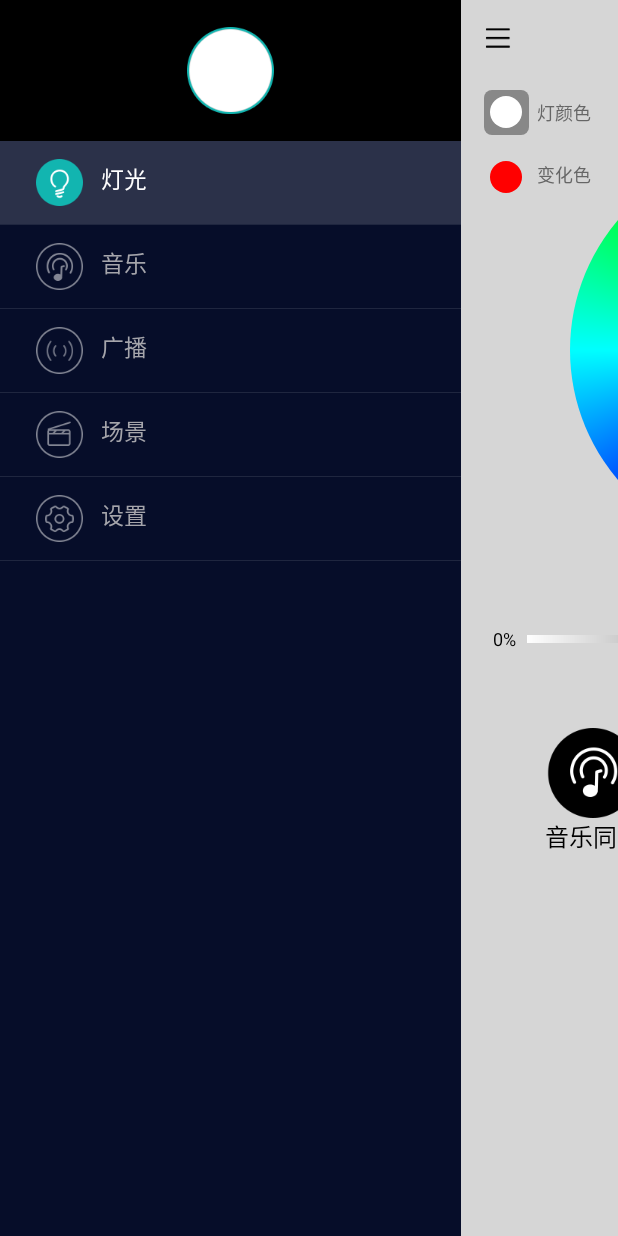
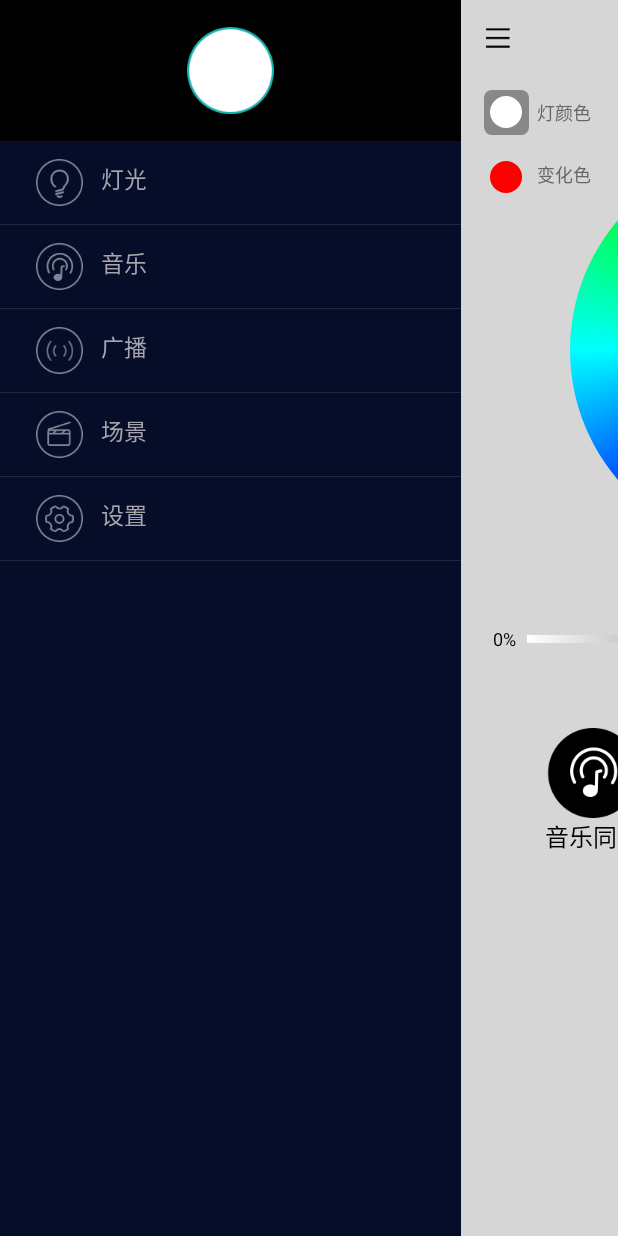
Before and after one commit to yinshijian-kkb/MagicLamp, an Android app: the screen it shows after launch (MyActivity), after a tap on an icon or button, on a phone screen of 412 x 824 dp. Run offline under Robolectric (Android 15) with nearby library versions, the phone set to English and light mode, and no system bars; libraries missing offline, so code that uses them is left out: com.nineoldandroids.animation.

Commit message:
remove the left menu checkable state

```diff
--- a/MagicLamp/src/main/java/tcl/com/magiclamp/MyActivity.java
+++ b/MagicLamp/src/main/java/tcl/com/magiclamp/MyActivity.java
@@ -80,7 +80,7 @@ public class MyActivity extends SlidingFragmentActivity{
                 if (mainFragment == null){
                     mainFragment = new MainFragment();
                 }else{
-                    mainFragment.lampBeanInvalidate();
+//                    mainFragment.lampBeanInvalidate(); TODO: HAVE BUG
                 }
                 _fragment = mainFragment;
                 break;
@@ -123,19 +123,14 @@ public class MyActivity extends SlidingFragmentActivity{
     /**
      * 选中灯光
      */
-    public void performSelectLight(){
+    public void performClickMenu(){
         toggle();
-        /*if (!mSlidingMenu.isMenuShowing()){
-            mainFragment.showLoading();
-        }*/
     }
 
     /**
      * 选中音乐
      */
     public void performChange2Music(){
-        //update left menu
-        mLeftFragment.updateMenuState(1);
         //update content fragment
         replaceContentFragment(1);
     }
--- a/MagicLamp/src/main/java/tcl/com/magiclamp/adapter/MenuHolder.java
+++ b/MagicLamp/src/main/java/tcl/com/magiclamp/adapter/MenuHolder.java
@@ -31,7 +31,7 @@ public class MenuHolder extends BaseHolder<MenuItem> {
 
     @Override
     public void refreshView(MenuItem data) {
-        if (data.isChecked){
+        /*if (data.isChecked){
             view.setBackgroundColor(UIUtils.getColor(R.color.c_2b3149));
             tv_mode.setTextColor(UIUtils.getColor(R.color.white));
             iv_mode.setImageResource(checkedIcons[data.getIndex()]);
@@ -39,7 +39,8 @@ public class MenuHolder extends BaseHolder<MenuItem> {
             view.setBackgroundColor(UIUtils.getColor(R.color.c_060d29));
             tv_mode.setTextColor(UIUtils.getColor(R.color.c_a5a5ab));
             iv_mode.setImageResource(uncheckedIcons[data.getIndex()]);
-        }
+        }*/
+        iv_mode.setImageResource(uncheckedIcons[data.getIndex()]);
         tv_mode.setText(UIUtils.getString(data.getTitle()));
     }
 
--- a/MagicLamp/src/main/java/tcl/com/magiclamp/data/LampColor.java
+++ b/MagicLamp/src/main/java/tcl/com/magiclamp/data/LampColor.java
@@ -27,11 +27,11 @@ public class LampColor {
         return mColor;
     }
 
-    public int getCompoundColorBgSize() {
+    public static int getCompoundColorBgSize() {
         return UIUtils.getDimens(R.dimen.lamp_color_size);
     }
 
-    public int getCheckedCompoundColorBgSize() {
+    public static int getCheckedCompoundColorBgSize() {
         return UIUtils.getDimens(R.dimen.lamp_color_checked_size);
     }
 
@@ -81,6 +81,10 @@ public class LampColor {
         mTargetView = targetView;
     }
 
+    public View getTargetView(){
+        return mTargetView;
+    }
+
     /*public void setBackgroundResource(int resId) {
         if (mTargetView instanceof ImageView) {
             mTargetView.setBackgroundResource(resId);
--- a/MagicLamp/src/main/java/tcl/com/magiclamp/fragment/LeftMenuFragment.java
+++ b/MagicLamp/src/main/java/tcl/com/magiclamp/fragment/LeftMenuFragment.java
@@ -67,7 +67,6 @@ public class LeftMenuFragment extends Fragment {
         lv.setOnItemClickListener(new AdapterView.OnItemClickListener() {
             @Override
             public void onItemClick(AdapterView<?> parent, View view, int position, long id) {
-                updateMenuState(position);
                 mContext.setOnMenuClick(parent, view, position, id);
             }
         });
--- a/MagicLamp/src/main/java/tcl/com/magiclamp/fragment/MainFragment.java
+++ b/MagicLamp/src/main/java/tcl/com/magiclamp/fragment/MainFragment.java
@@ -75,6 +75,10 @@ public class MainFragment extends Fragment implements
     private CheckBox music_arrow, music_play;
     private RelativeLayout music_content;
     /**
+     * 变化色
+     */
+    private View panel_2,panel_3,panel_4,panel_5,panel_6;
+    /**
      * 灯效
      */
     private RadioButton cb_sync_music_mode, blink_mode, candy_light_mode, default_mode;
@@ -98,7 +102,7 @@ public class MainFragment extends Fragment implements
     /**
      * 变化色中当前选中位置
      */
-    private int mCompoundColorPosition = 0;
+    private int mCompoundColorPosition;
     /**
      * 变化色中上一个历史选中位置
      */
@@ -130,7 +134,7 @@ public class MainFragment extends Fragment implements
     /**
      * 变化色是否折叠
      */
-    private boolean mIsExpanded = true;
+    private boolean mIsExpanded;
     /**
      * 是否显示音乐面板
      */
@@ -159,6 +163,10 @@ public class MainFragment extends Fragment implements
      */
     private int colorBgOldSize, colorCheckedBgSize;
 
+    private HashMap<LampMode, TreeSet<Integer>> cancelColorPosMap;
+    private HashMap<LampMode, LampColor> lampColorMap;
+    private HashMap<LampMode, ArrayList<LampColor>> lampCompoundColorMap;
+
     @Override
     public void onAttach(Activity activity) {
         super.onAttach(activity);
@@ -179,13 +187,15 @@ public class MainFragment extends Fragment implements
         for (LampMode mode : lamps.keySet()) {
             lampModes.add(mode);
         }
+        cancelColorPosMap = new HashMap<LampMode, TreeSet<Integer>>();
+        lampColorMap = new HashMap<LampMode, LampColor>();
+        lampCompoundColorMap = new HashMap<LampMode, ArrayList<LampColor>>();
 
-        cancelColorPos = new TreeSet<Integer>();
         view.findViewById(R.id.header).setBackgroundColor(
                 UIUtils.getColor(R.color.info_sreen_bg));
 
         ImageView ivBack = (ImageView) view.findViewById(R.id.iv_header_back);
-        ivBack.setImageResource(R.drawable.menu);
+        ivBack.setImageResource(R.drawable.menu_selector);
         ivBack.setOnClickListener(this);
 
         CheckBox powerView = (CheckBox) view.findViewById(R.id.cb_checker);
@@ -205,15 +215,15 @@ public class MainFragment extends Fragment implements
         colorPickerCover.setOnClickListener(this);
 
         compoundColorContainer = view.findViewById(R.id.rl_panel);
-        View panel_2 = view.findViewById(R.id.panel_2);
+        panel_2 = view.findViewById(R.id.panel_2);
+        panel_3 = view.findViewById(R.id.panel_3);
+        panel_4 = view.findViewById(R.id.panel_4);
+        panel_5 = view.findViewById(R.id.panel_5);
+        panel_6 = view.findViewById(R.id.panel_6);
         panel_2.setOnClickListener(this);
-        View panel_3 = view.findViewById(R.id.panel_3);
         panel_3.setOnClickListener(this);
-        View panel_4 = view.findViewById(R.id.panel_4);
         panel_4.setOnClickListener(this);
-        View panel_5 = view.findViewById(R.id.panel_5);
         panel_5.setOnClickListener(this);
-        View panel_6 = view.findViewById(R.id.panel_6);
         panel_6.setOnClickListener(this);
         panelConfirm = (Button) view.findViewById(R.id.btn_confirm);
         panelConfirm.setOnClickListener(this);
@@ -245,18 +255,9 @@ public class MainFragment extends Fragment implements
         musicContentHeight = UIUtils.getDimens(R.dimen.music_content_height);
         mkeyTime = System.currentTimeMillis();
 
-
-        //init lamp color data
-        mLampColor = new LampColor(iv_lamp_color);
         //measure compound color bg size
-        colorBgOldSize = mLampColor.getCompoundColorBgSize();
-        colorCheckedBgSize = mLampColor.getCheckedCompoundColorBgSize();
-        mCompundColorWithState = new ArrayList<LampColor>();
-        mCompundColorWithState.add(new LampColor(panel_2));
-        mCompundColorWithState.add(new LampColor(panel_3));
-        mCompundColorWithState.add(new LampColor(panel_4));
-        mCompundColorWithState.add(new LampColor(panel_5));
-        mCompundColorWithState.add(new LampColor(panel_6));
+        colorBgOldSize = LampColor.getCompoundColorBgSize();
+        colorCheckedBgSize = LampColor.getCheckedCompoundColorBgSize();
 
         lampBeanInvalidate();
     }
@@ -272,8 +273,39 @@ public class MainFragment extends Fragment implements
         mMode = ConfigData.curLampMode;
         mLampData = ConfigData.curLamp;
 
-        //默认情况下选中灯的颜色
-        checkedLampColor(true);
+        mCompoundColorPosition = 0;
+        mLastCompoundColorPos = 0;
+        mIsExpanded = true;
+        mPowerOff = false;
+
+        //init lamp color data
+        if (lampColorMap.get(mMode) == null){
+            mLampColor = new LampColor(iv_lamp_color);
+            lampColorMap.put(mMode,mLampColor);
+        }else{
+            mLampColor = lampColorMap.get(mMode);
+        }
+        //init lamp compound color
+        if (lampCompoundColorMap.get(mMode) == null){
+            mCompundColorWithState = new ArrayList<LampColor>();
+            mCompundColorWithState.add(new LampColor(panel_2));
+            mCompundColorWithState.add(new LampColor(panel_3));
+            mCompundColorWithState.add(new LampColor(panel_4));
+            mCompundColorWithState.add(new LampColor(panel_5));
+            mCompundColorWithState.add(new LampColor(panel_6));
+
+            lampCompoundColorMap.put(mMode,mCompundColorWithState);
+        }else{
+            mCompundColorWithState = lampCompoundColorMap.get(mMode);
+        }
+        //lamp compound color cancel position
+        if (cancelColorPosMap.get(mMode) == null){
+            cancelColorPos = new TreeSet<Integer>();
+            cancelColorPosMap.put(mMode,cancelColorPos);
+        }else{
+            cancelColorPos = cancelColorPosMap.get(mMode);
+        }
+
         //是否显示音乐面板
         music_panel.setVisibility(mLampData.isCanAdjustedMusic() ? View.VISIBLE : View.INVISIBLE);
         if (mLampData.isCanAdjustedMusic()) {
@@ -294,7 +326,6 @@ public class MainFragment extends Fragment implements
             if (mLampData.getCompoundColor() != null && mLampData.getCompoundColor()[i] != 0) {
                 _colorHolder.setColor(mLampData.getCompoundColor()[i]);
                 mCompoundColorPosition ++;
-                mLastCompoundColorPos = mCompoundColorPosition;
             } else {
                 cancelColorPos.add(i);
                 _colorHolder.setColor(LampColor.COLOR_EMPTY);
@@ -339,7 +370,11 @@ public class MainFragment extends Fragment implements
      */
     private void setLampEnable(boolean enabled) {
         fl_cover.setVisibility(enabled ? View.GONE : View.VISIBLE);
+        //关灯时选中灯色、变化色收起
+        checkedLampColor(enabled);
+        expandCompoundColor(!enabled);
         if (!enabled) {
+            //默认情况下选中灯的颜色
             disableLampController();
             return;
         }
@@ -404,8 +439,8 @@ public class MainFragment extends Fragment implements
 
         //update compound color state
         for (int i = 0; i < compoundColorSize; i++) {
-            String tag = String.format("panel_%d", i + 2);
-            getView().findViewWithTag(tag).setEnabled(canAdjustedComposedColor ? true : false);
+            LampColor _compoundColor = mCompundColorWithState.get(i);
+            _compoundColor.getTargetView().setEnabled(canAdjustedComposedColor ? true : false);
         }
     }
 
@@ -460,7 +495,7 @@ public class MainFragment extends Fragment implements
     public void onClick(View v) {
         switch (v.getId()) {
             case R.id.iv_header_back:
-                mContext.performSelectLight();//back::showContent
+                mContext.performClickMenu();//back::showContent
                 break;
             case R.id.tv_header_title:
                 showPop();
@@ -657,15 +692,14 @@ public class MainFragment extends Fragment implements
                     mCompoundColorPosition++;
                     mLastCompoundColorPos = mCompoundColorPosition;
                 }
-                return;
             } else {
                 if (mCompoundColorPosition >= compoundColorSize) {
                     ToastUtils.showShort(mContext, "灯色面板已经填充满");
-                    return;
+                } else {
+                    fillCompoundColorPanel(++mCompoundColorPosition, color);
+//            checkedCompoundColor(++mCompoundColorPosition);
                 }
             }
-            fillCompoundColorPanel(++mCompoundColorPosition, color);
-//            checkedCompoundColor(++mCompoundColorPosition);
         }
     }
 
--- a/MagicLamp/src/main/java/tcl/com/magiclamp/fragment/MusicFragment.java
+++ b/MagicLamp/src/main/java/tcl/com/magiclamp/fragment/MusicFragment.java
@@ -46,7 +46,7 @@ public class MusicFragment extends Fragment implements View.OnClickListener, See
         super.onViewCreated(view, savedInstanceState);
         //init header
         ImageView ivBack = (ImageView) view.findViewById(R.id.iv_header_back);
-        ivBack.setImageResource(R.drawable.menu);
+        ivBack.setImageResource(R.drawable.arrow_down_selector);
         ivBack.setOnClickListener(this);
         view.findViewById(R.id.cb_checker).setVisibility(View.GONE);
         view.findViewById(R.id.rl_header).setBackgroundColor(UIUtils.getColor(R.color.white));
@@ -76,7 +76,7 @@ public class MusicFragment extends Fragment implements View.OnClickListener, See
     public void onClick(View v) {
         switch (v.getId()) {
             case R.id.iv_header_back:
-                mContext.performSelectLight();
+                mContext.performClickMenu();
                 break;
             case R.id.btn_retreat:
                 ToastUtils.showShort(mContext,"上一首");
--- /dev/null
+++ b/MagicLamp/src/main/res/drawable/arrow_down_selector.xml
@@ -0,0 +1,5 @@
+<?xml version="1.0" encoding="utf-8"?>
+<selector xmlns:android="http://schemas.android.com/apk/res/android">
+    <item android:drawable="@drawable/down_normal" android:state_pressed="false" />
+    <item android:drawable="@drawable/down_press" android:state_pressed="true" />
+</selector>
--- /dev/null
+++ b/MagicLamp/src/main/res/drawable/menu_list_selector.xml
@@ -0,0 +1,5 @@
+<?xml version="1.0" encoding="utf-8"?>
+<selector xmlns:android="http://schemas.android.com/apk/res/android">
+    <item android:drawable="@color/c_060d29" android:state_pressed="false" />
+    <item android:drawable="@color/c_2b3149" android:state_pressed="true" />
+</selector>
--- /dev/null
+++ b/MagicLamp/src/main/res/drawable/menu_selector.xml
@@ -0,0 +1,5 @@
+<?xml version="1.0" encoding="utf-8"?>
+<selector xmlns:android="http://schemas.android.com/apk/res/android">
+    <item android:drawable="@drawable/menu" android:state_pressed="false" />
+    <item android:drawable="@drawable/menu_press" android:state_pressed="true" />
+</selector>
--- a/MagicLamp/src/main/res/layout/item_mode.xml
+++ b/MagicLamp/src/main/res/layout/item_mode.xml
@@ -2,7 +2,7 @@
 <RelativeLayout xmlns:android="http://schemas.android.com/apk/res/android"
     android:layout_width="match_parent"
     android:layout_height="wrap_content"
-    android:background="@color/c_060d29"
+    android:background="@drawable/menu_list_selector"
     android:paddingLeft="12dp">
 
     <ImageView
@@ -20,7 +20,7 @@
         android:layout_height="50dp"
         android:layout_toRightOf="@id/iv_mode"
         android:gravity="center_vertical"
-        android:textColor="@color/white"
+        android:textColor="@color/c_a5a5ab"
         android:text="灯光" />
 
 </RelativeLayout>
```
Also changed, not shown: MagicLamp/src/main/res/drawable-xhdpi/down_normal.png (added), MagicLamp/src/main/res/drawable-xhdpi/down_press.png (added), MagicLamp/src/main/res/drawable-xhdpi/menu_press.png (added).
